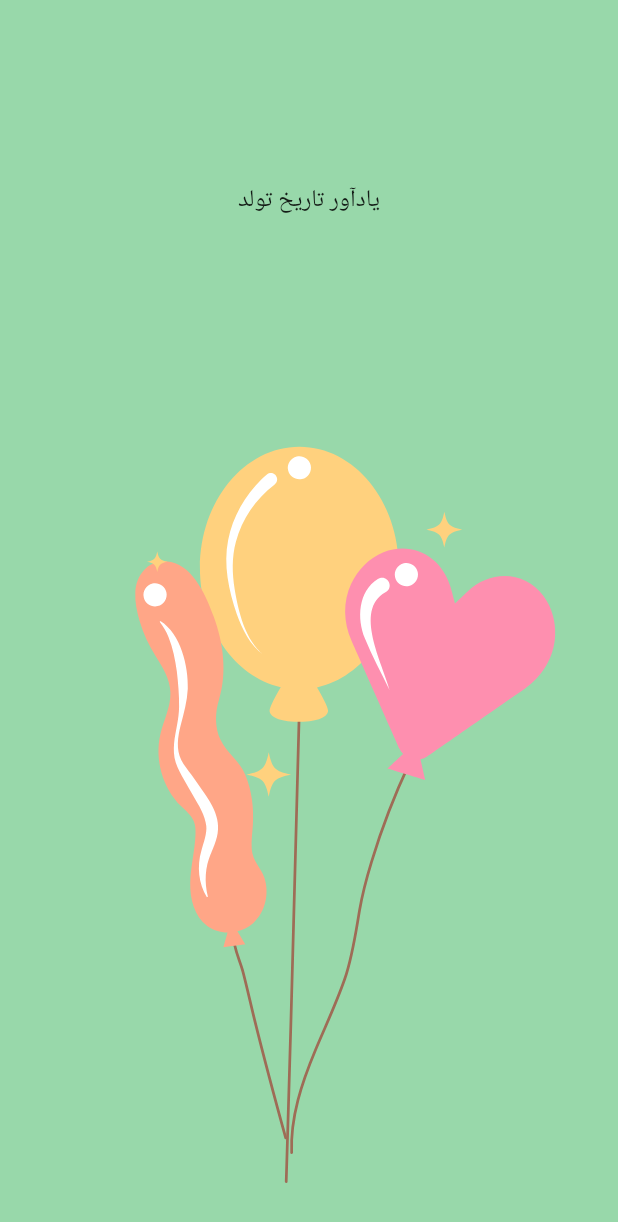
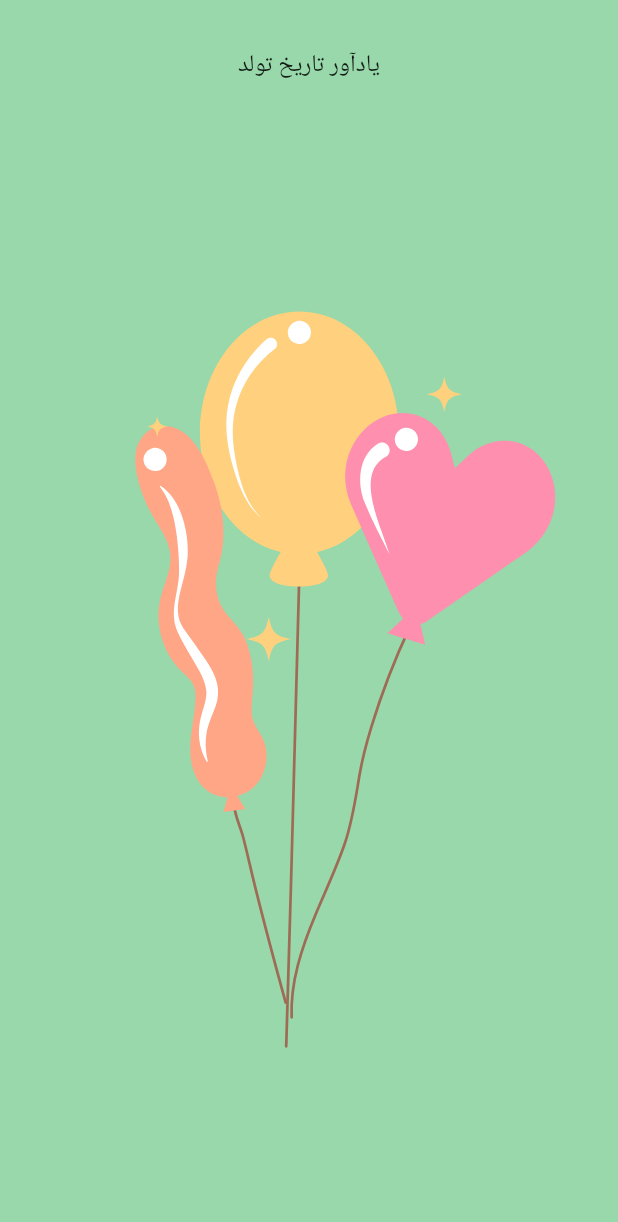
Before and after one commit to Ghazal-Jamalzadeh/birthdate_reminder, a Flutter app: the screen it shows after launch, on a phone screen of 412 x 824 dp. Shown: the top 1222 px of the screen. Run offline on Flutter 3.47's test engine with Material 2 defaults, Android fonts, the phone set to English and light mode, and no system bars; our stand-ins replace lottie; Roboto replaces fonts that are missing (IRSans).

Commit message:
splash : fix ui

```diff
--- a/lib/ui/splash/splash_screen.dart
+++ b/lib/ui/splash/splash_screen.dart
@@ -3,20 +3,32 @@ import 'package:lottie/lottie.dart';
 
 import '../../utils/colors.dart';
 
-class SplashScreen extends StatelessWidget {
+class SplashScreen extends StatefulWidget {
   const SplashScreen({Key? key}) : super(key: key);
+
+  @override
+  State<SplashScreen> createState() => _SplashScreenState();
+}
+
+class _SplashScreenState extends State<SplashScreen> {
+
+  @override
+  void initState() {
+
+  }
 
   @override
   Widget build(BuildContext context) {
     return Scaffold(
       backgroundColor: RefColor.darkBlue,
       body: Column(
+        crossAxisAlignment: CrossAxisAlignment.center,
         mainAxisAlignment: MainAxisAlignment.spaceBetween,
         children: [
-          Spacer() ,
-          Text('یادآور تاریخ تولد' , style: TextStyle(fontSize: 16)) ,
-          Spacer() ,
-          Lottie.asset('assets/lottie-animations/animation_4.json'),
+          const SizedBox(height: 32,) ,
+          const Text('یادآور تاریخ تولد' , style: TextStyle(fontSize: 16)) ,
+          const SizedBox(height: 32,) ,
+          Expanded(child: Lottie.asset('assets/lottie-animations/animation_4.json' )),
         ],
       ),
     );
```
